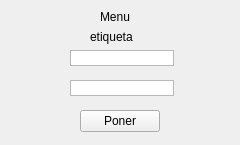
eyehalcon97/Indi-Cosmos, file Indi-Cosmos/itemtexto.ui: the form before one commit.
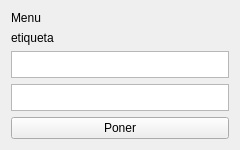
The form after the commit.

The edit to the form file:
```diff
--- a/Indi-Cosmos/itemtexto.ui
+++ b/Indi-Cosmos/itemtexto.ui
@@ -7,47 +7,41 @@
     <x>0</x>
     <y>0</y>
     <width>240</width>
-    <height>145</height>
+    <height>150</height>
    </rect>
   </property>
+  <property name="sizePolicy">
+   <sizepolicy hsizetype="Expanding" vsizetype="Expanding">
+    <horstretch>0</horstretch>
+    <verstretch>0</verstretch>
+   </sizepolicy>
+  </property>
+  <property name="minimumSize">
+   <size>
+    <width>200</width>
+    <height>150</height>
+   </size>
+  </property>
   <property name="windowTitle">
    <string>Form</string>
   </property>
+  <layout class="QVBoxLayout" name="verticalLayout">
+   <item>
   <widget class="QLabel" name="menu">
-   <property name="geometry">
-    <rect>
-     <x>100</x>
-     <y>10</y>
-     <width>57</width>
-     <height>14</height>
-    </rect>
-   </property>
    <property name="text">
     <string>Menu</string>
    </property>
   </widget>
+   </item>
+   <item>
   <widget class="QLabel" name="etiqueta">
-   <property name="geometry">
-    <rect>
-     <x>90</x>
-     <y>30</y>
-     <width>57</width>
-     <height>14</height>
-    </rect>
-   </property>
    <property name="text">
     <string>etiqueta</string>
    </property>
   </widget>
+   </item>
+   <item>
   <widget class="QPlainTextEdit" name="valor">
-   <property name="geometry">
-    <rect>
-     <x>70</x>
-     <y>50</y>
-     <width>104</width>
-     <height>16</height>
-    </rect>
-   </property>
    <property name="inputMethodHints">
     <set>Qt::ImhNone</set>
    </property>
@@ -61,15 +55,9 @@
     <bool>true</bool>
    </property>
   </widget>
+   </item>
+   <item>
   <widget class="QPlainTextEdit" name="nuevovalor">
-   <property name="geometry">
-    <rect>
-     <x>70</x>
-     <y>80</y>
-     <width>104</width>
-     <height>16</height>
-    </rect>
-   </property>
    <property name="verticalScrollBarPolicy">
     <enum>Qt::ScrollBarAlwaysOff</enum>
    </property>
@@ -77,19 +65,15 @@
     <enum>Qt::ScrollBarAlwaysOff</enum>
    </property>
   </widget>
+   </item>
+   <item>
   <widget class="QPushButton" name="poner">
-   <property name="geometry">
-    <rect>
-     <x>80</x>
-     <y>110</y>
-     <width>80</width>
-     <height>22</height>
-    </rect>
-   </property>
    <property name="text">
     <string>Poner</string>
    </property>
   </widget>
+   </item>
+  </layout>
  </widget>
  <resources/>
  <connections/>
```
Lines whose indentation alone changed are shown as unchanged.
